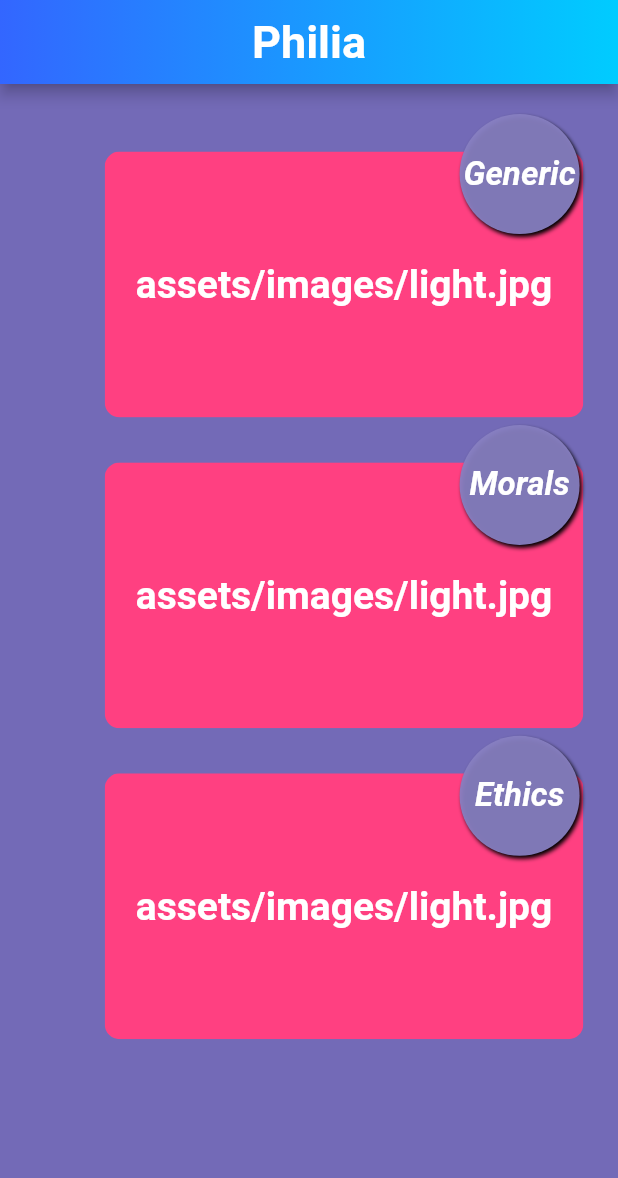
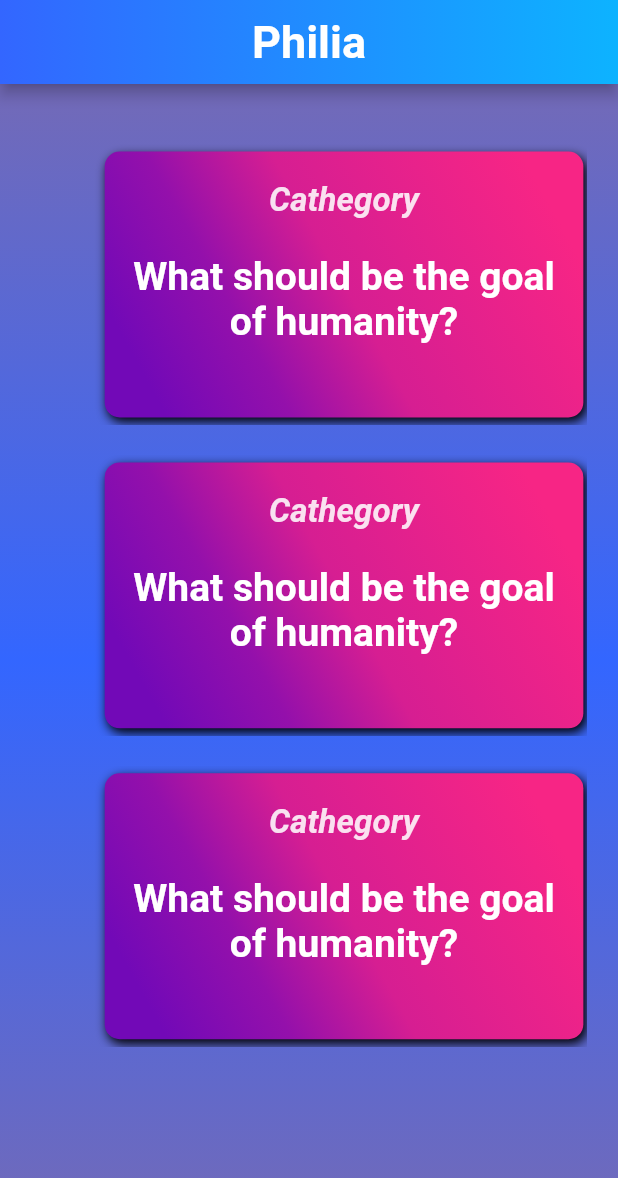
Before and after one commit to leobjorkman/philia, a Flutter app: the screen it shows after launch, on a phone screen of 412 x 824 dp. Shown: the top 1178 px of the screen. Run offline on Flutter 3.47's test engine with Material 2 defaults, Android fonts, the light colour scheme and no system bars; our stand-ins replace gradient_app_bar.

Commit message:
changed some background-colors and moved the tag

```diff
--- a/lib/main.dart
+++ b/lib/main.dart
@@ -3,6 +3,9 @@ import 'dart:ui';
 
 import 'package:flutter/material.dart';
 import 'package:gradient_app_bar/gradient_app_bar.dart';
+
+const LIGHT_GREY = Color(0xDDFFFFFF);
+
 
 void main() => runApp(MyApp());
 
@@ -45,13 +48,24 @@ class MyHomePage extends StatefulWidget {
   "https://cdn-images-1.medium.com/max/1600/1*H-WYYsGMF4Wu6R0iPzORGg.png",
   "https://static01.nyt.com/images/2017/09/24/arts/24movie-posters1/24movie-posters1-jumbo.jpg",
 ];*/
-var data = [
+/*var data = [
   "assets/images/light.jpg",
   "assets/images/b1.jpg",
   "assets/images/b2.jpg",
   "assets/images/b3.jpg",
   "assets/images/caballo.jpg",
   "assets/images/dark.jpg",
+];*/
+var data = [
+  "What should be the goal of humanity?",
+  "What is effective altruism?",
+  "Is free will real or just an illusion?",
+  "Where is the line between art and not art?",
+  "What does it mean to live a good life?",
+  "Another question to test something",
+  "The third one's going here"
+];
+var colors = [0xFFf72585,0xFFD61E92,0xFFb5179e,0xFF9410AB,0xFF7209b7,0xFF560bad,0xFF480ca8,0xFF3a0ca3,0xFF3f37c9,0xFF4361ee,0xFF4895ef,0xFF4cc9f0
 ];
 
 var MOVIE_POSTER_ASPECT_RATIO =
@@ -86,14 +100,23 @@ class _MyHomePageState extends State<MyHomePage> {
     return Scaffold(
         appBar: GradientAppBar(
             title: Text('Philia', style: TextStyle(fontWeight: FontWeight.w700, fontSize: 30),),
-            gradient: LinearGradient(colors: [Color(0xFF3366FF), Color(0xFF00CCFF)]),
+            gradient: LinearGradient(colors: [Color(0xFF3366FF), Color(0xFF0DB3FF)]),
             centerTitle: true,
 
         ),
         backgroundColor: new Color(0xFF736AB7),
         body: SafeArea(
-          child: LimitedBox(
-            maxWidth: 600,
+          child: Container(
+            decoration: new BoxDecoration(
+                gradient: new LinearGradient(
+                  begin: Alignment.topCenter,
+                  end: Alignment.bottomCenter,
+                  colors: [
+                    Color(0xFF736AB7),
+                    Color(0xFF3366FF),
+                    Color(0xFF736AB7),
+                  ],
+                )),
             child: ListView(
 
               //crossAxisAlignment: CrossAxisAlignment.stretch,
@@ -117,23 +140,6 @@ class _MyHomePageState extends State<MyHomePage> {
 
                       ]
                       ),
-                      Positioned(top: 0, right: 5,child:
-                        Container(
-                          decoration: BoxDecoration(
-                            color: Color(0xEF8880C2),
-                            shape: BoxShape.circle,
-                            boxShadow: [BoxShadow(spreadRadius: 0.0,blurRadius: 1.5, color: Colors.black,offset: Offset(1.5,2))],
-                          ),
-                          height: 80,
-                          width: 80,
-                          alignment: Alignment.center,
-                          child: Text(
-                            "Generic",
-                            textAlign: TextAlign.center,
-                            style: TextStyle(fontWeight: FontWeight.bold, fontSize: 22,fontStyle: FontStyle.italic, color: Colors.white),
-                          )
-                        ),
-                      ),
 
                     ]),
                 ),
@@ -155,10 +161,10 @@ class _MyHomePageState extends State<MyHomePage> {
 
                         ]
                         ),
-                        Positioned(top: 0, right: 5,child:
+                        /*Positioned(bottom: 0, right: 5,child:
                         Container(
                             decoration: BoxDecoration(
-                              color: Color(0xEF8880C2),
+                              color: Color(0xFF208DFF),
                               shape: BoxShape.circle,
                               boxShadow: [BoxShadow(spreadRadius: 0.0,blurRadius: 1.5, color: Colors.black,offset: Offset(1.5,2))],
                             ),
@@ -171,7 +177,8 @@ class _MyHomePageState extends State<MyHomePage> {
                               style: TextStyle(fontWeight: FontWeight.bold, fontSize: 22,fontStyle: FontStyle.italic, color: Colors.white),
                             )
                         ),
-                        ),
+                        ),*/
+
 
                       ]),
                 ),
@@ -193,10 +200,10 @@ class _MyHomePageState extends State<MyHomePage> {
 
                         ]
                         ),
-                        Positioned(top: 0, right: 5,child:
+                        /*Positioned(top: 0, right: 5,child:
                         Container(
                             decoration: BoxDecoration(
-                              color: Color(0xEF8880C2),
+                              color: Color(0xFF208DFF),
                               shape: BoxShape.circle,
                               boxShadow: [BoxShadow(spreadRadius: 0.0,blurRadius: 1.5, color: Colors.black,offset: Offset(1.5,2))],
                             ),
@@ -209,7 +216,7 @@ class _MyHomePageState extends State<MyHomePage> {
                               style: TextStyle(fontWeight: FontWeight.bold, fontSize: 22,fontStyle: FontStyle.italic, color: Colors.white),
                             )
                         ),
-                        ),
+                        ),*/
 
                       ]),
                 )
@@ -312,8 +319,6 @@ class PosterScrollWidget extends StatelessWidget {
                 onTap: () {
                   Scaffold.of(context).showSnackBar(SnackBar(content: Text('You clicked $url')));
                 },
-                child: ClipRRect(
-                  borderRadius: BorderRadius.circular(10),
                 child: Container(
                   //Items in the stack behind the primary poster should fade into the background
                   //a naive solution would just use opacity, however, that would result in each poster
@@ -323,8 +328,8 @@ class PosterScrollWidget extends StatelessWidget {
                   //However, we *do* want the top-most poster to fade through to the posters behind it as its being
                   //swiped off the top of the stack, so if it's to the "right", we give it no such white background
                   decoration: deltaFromCurrentPage < 0
-                        ? BoxDecoration(color: Colors.white)
-                        : BoxDecoration(),
+                      ? BoxDecoration(color: Colors.white,borderRadius: BorderRadius.circular(10))
+                      : BoxDecoration(borderRadius: BorderRadius.circular(10)),
                   child: Opacity(
                     opacity: opacity,
                     child: AspectRatio(
@@ -335,15 +340,46 @@ class PosterScrollWidget extends StatelessWidget {
                       child: Container(
                         height: heightOfPrimaryPoster,
                         width: widthOfPrimaryPoster,
-                          color: Colors.pinkAccent,
+                          decoration: BoxDecoration(
+                            borderRadius: BorderRadius.circular(10),
+                            boxShadow: [BoxShadow(spreadRadius: 0.0,blurRadius: 5.5, color: Colors.black,offset: Offset(2,3))],
+                            gradient: LinearGradient(
+                              begin: Alignment.topRight,
+                              end: Alignment.bottomLeft,
+                              stops: [0.1, 0.5, 0.7, 0.9],
+                              colors: [
+                                Color(colors[i]),
+                                Color(colors[(i+1)%(colors.length-1)]),
+                                Color(colors[(i+3)%(colors.length-1)]),
+                                Color(colors[(i+4)%(colors.length-1)]),
+                              ],
+                            ),
+                          ),
                         alignment: Alignment.center,
+                        child: Wrap(
+                          children: [Column(
+                            mainAxisAlignment: MainAxisAlignment.spaceBetween,
+                            children: [
+                              Padding(
+                                padding: const EdgeInsets.all(8.0),
+                                child: Text(
+                                  "Cathegory",
+                                  textAlign: TextAlign.center,
+                                  style: TextStyle(fontWeight: FontWeight.bold, fontSize: 22,fontStyle: FontStyle.italic, color: LIGHT_GREY),
+                                ),
+                              ),
+                              Padding(
+                                padding: const EdgeInsets.all(15.0),
                                 child: Text(url, textAlign: TextAlign.center, style: TextStyle(
                                   color: Colors.white,
                                   fontWeight: FontWeight.w700,
                                   fontSize: 26
-
-                          ),)
+                                ),),
                               ),
+                              SizedBox(height: 22,),
+                            ],
+                          )],
+                        )
                       ),
                     ),
                   ),
```
Lines whose indentation alone changed are shown as unchanged.
